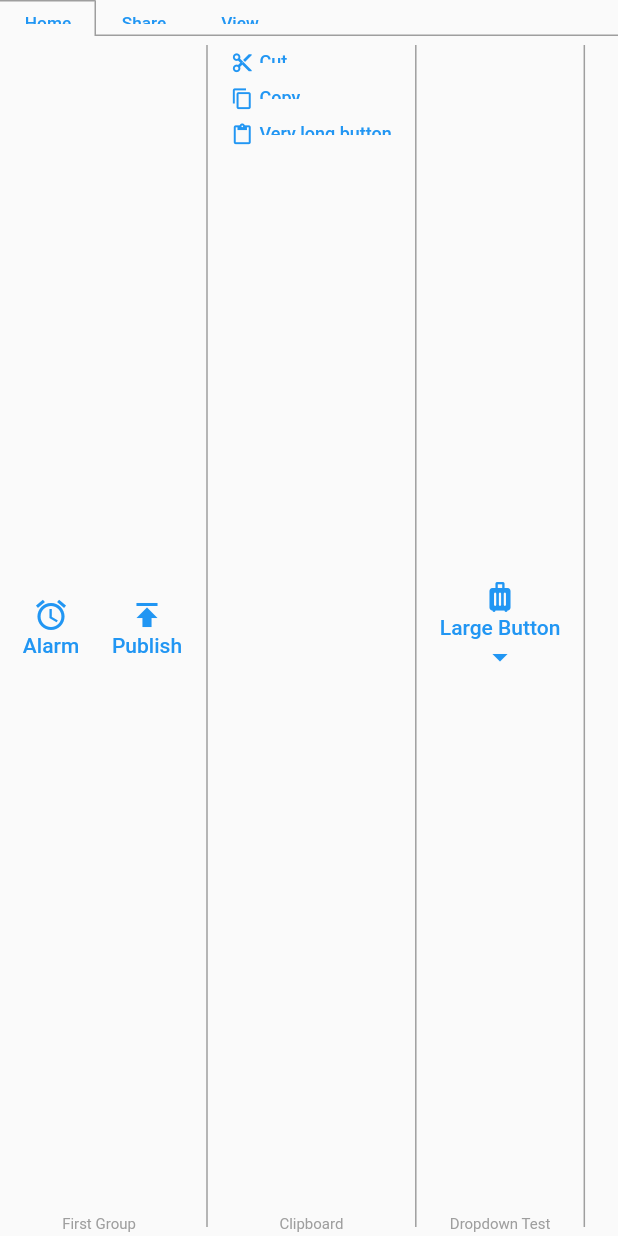
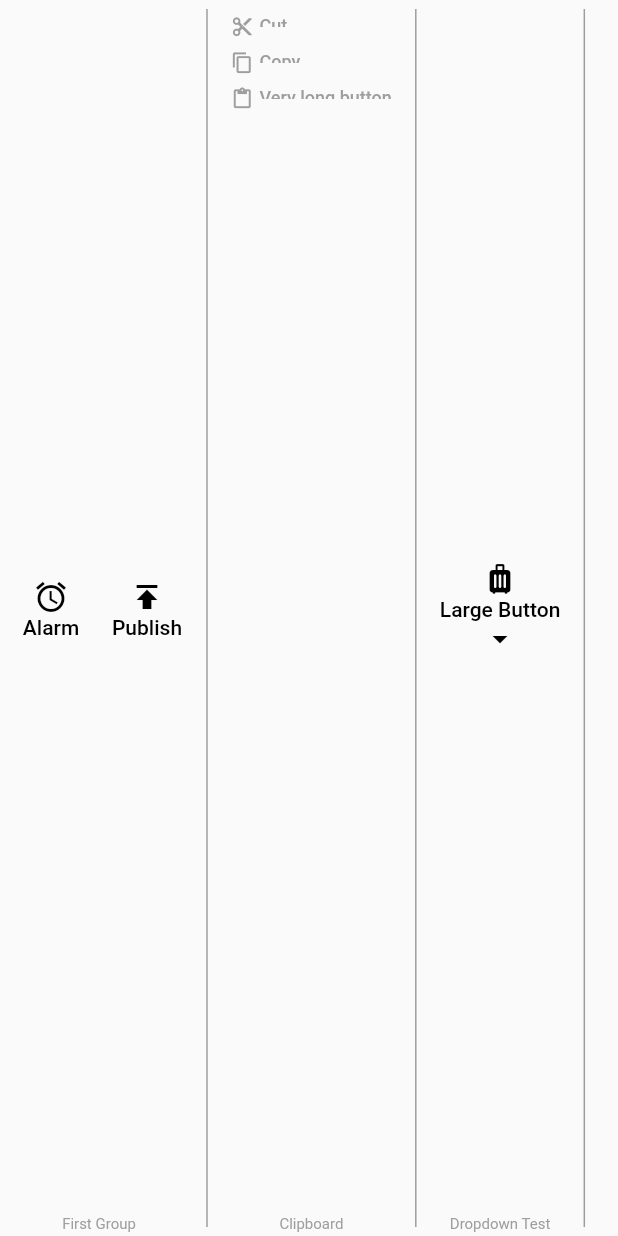
Before and after one commit to jctaoo/Flutter-Ribbon-Menu, a Flutter app: the RibbonMenu widget shown alone on an empty page, opened directly, on a phone screen of 412 x 824 dp. Run offline on Flutter 3.47's test engine with Material 2 defaults, Android fonts, the phone set to English and light mode, and no system bars; missing offline and left inert: bitsdojo_window.

Commit message:
Extended readme and started implementation of word style ribbon menu

```diff
--- a/example/lib/mainview.dart
+++ b/example/lib/mainview.dart
@@ -1,8 +1,9 @@
 import 'package:flutter/cupertino.dart';
 import 'package:flutter/material.dart';
 
-const backgroudStartColor = Color(0xFFFFD500);
-const backgroundEndColor = Color(0xFFF6A00C);
+const kBackgroudStartColor = Color.fromARGB(255, 255, 255, 255);
+const kBackgroundEndColor = Color.fromARGB(255, 194, 194, 194);
+const kRibbonColor = Color.fromARGB(255, 43, 87, 154);
 
 class MainView extends StatelessWidget {
   const MainView({Key? key}) : super(key: key);
--- a/example/pubspec.yaml
+++ b/example/pubspec.yaml
@@ -61,9 +61,8 @@ flutter:
   uses-material-design: true
 
   # To add assets to your application, add an assets section, like this:
-  # assets:
-  #   - images/a_dot_burr.jpeg
-  #   - images/a_dot_ham.jpeg
+  assets:
+    - assets/geometric-shapes-alpha.png
 
   # An image asset can refer to one or more resolution-specific "variants", see
   # https://flutter.dev/assets-and-images/#resolution-aware.
--- a/lib/ribbon-menu.dart
+++ b/lib/ribbon-menu.dart
@@ -14,11 +14,17 @@ class RibbonMenu extends StatelessWidget {
 
   @override
   Widget build(BuildContext context) {
-    return Column(
+    return Theme(
+      data: Theme.of(context).copyWith(textButtonTheme: TextButtonThemeData(
+          style: ButtonStyle(
+              foregroundColor: MaterialStateProperty.resolveWith((states) {
+        if (states.contains(MaterialState.disabled)) {
+          return Colors.grey;
+        }
+        return Colors.black;
+      })))),
+      child: Column(
         children: [
-        RibbonTabBar(
-            tabTitles: const ["Home", "Share", "View"],
-            ribbonTabController: controller),
           Expanded(
             child: RibbonTabView(
               controller: controller,
@@ -27,7 +33,8 @@ class RibbonMenu extends StatelessWidget {
                   const RibbonGroup(
                     groupTitle: "First Group",
                     children: [
-                    LargeRibbonButton(label: "Alarm", icon: Icon(Icons.alarm)),
+                      LargeRibbonButton(
+                          label: "Alarm", icon: Icon(Icons.alarm)),
                       LargeRibbonButton(
                           label: "Publish", icon: Icon(Icons.publish))
                     ],
@@ -56,7 +63,8 @@ class RibbonMenu extends StatelessWidget {
                           children: const [
                             SmallRibbonButton(
                                 label: "Item 1", icon: Icons.kayaking),
-                          SmallRibbonButton(label: "Item 2", icon: Icons.sports)
+                            SmallRibbonButton(
+                                label: "Item 2", icon: Icons.sports)
                           ],
                         )),
                   ])
@@ -71,6 +79,7 @@ class RibbonMenu extends StatelessWidget {
             ),
           )
         ],
+      ),
     );
   }
 }
--- a/lib/ribbon_button.dart
+++ b/lib/ribbon_button.dart
@@ -34,11 +34,13 @@ class SmallRibbonButton extends StatelessWidget {
   final String label;
   final IconData icon;
   final bool isDropDown;
+  final Function()? onPressed;
 
   const SmallRibbonButton(
       {Key? key,
       required this.label,
       required this.icon,
+      this.onPressed,
       this.isDropDown = false})
       : super(key: key);
 
@@ -47,7 +49,7 @@ class SmallRibbonButton extends StatelessWidget {
     return SizedBox(
       height: 24.0,
       child: TextButton(
-        onPressed: () {},
+        onPressed: onPressed,
         child: Row(
           mainAxisAlignment: MainAxisAlignment.start,
           children: [
--- a/lib/ribbon_menu_tab_button.dart
+++ b/lib/ribbon_menu_tab_button.dart
@@ -16,17 +16,18 @@ class RibbonMenuTabButton extends StatelessWidget {
 
   @override
   Widget build(BuildContext context) {
-    return DecoratedBox(
-      decoration: BoxDecoration(border: buildBorder()),
-      child: SizedBox(
-        height: 24.0,
-        child: TextButton(
-          child: Text(
-            text,
-            style: const TextStyle(fontSize: 11.5),
-          ),
-          onPressed: onPressed,
+    return Container(
+      height: 32,
+      decoration: BoxDecoration(
+          border: buildBorder(),
+          color: isSelected ? Colors.white : Colors.transparent),
+      child: TextButton(
+        child: Text(
+          text,
+          style: TextStyle(
+              fontSize: 12, color: isSelected ? Colors.black : Colors.white),
         ),
+        onPressed: onPressed,
       ),
     );
   }
@@ -35,12 +36,16 @@ class RibbonMenuTabButton extends StatelessWidget {
     if (isSelected) {
       return Border(
           left: isFirst
-              ? BorderSide.none
+              ? const BorderSide(color: Colors.transparent, width: 1)
               : const BorderSide(color: Colors.grey, width: 1),
           top: const BorderSide(color: Colors.grey, width: 1),
           right: const BorderSide(color: Colors.grey, width: 1));
     } else {
-      return const Border(bottom: BorderSide(color: Colors.grey, width: 1));
+      return const Border(
+          bottom: BorderSide(color: Colors.grey, width: 1),
+          left: BorderSide(color: Colors.transparent, width: 1),
+          top: BorderSide(color: Colors.transparent, width: 1),
+          right: BorderSide(color: Colors.transparent, width: 1));
     }
   }
 }
--- a/lib/ribbon_tab_bar.dart
+++ b/lib/ribbon_tab_bar.dart
@@ -51,10 +51,8 @@ class _RibbonTabBarState extends State<RibbonTabBar> {
 
   @override
   Widget build(BuildContext context) {
-    return IntrinsicHeight(
-      child: Row(
-        children: _buildTabItems(),
-      ),
+    return Row(
+      children: _buildTabItems(),
     );
   }
 }
```
Also changed, not shown: example/lib/custom_titlebarbox.dart (deleted, +0 -68 lines), example/lib/main.dart (+4 -3 lines), example/lib/word_ribbon_tab_view.dart (added, +65 -0 lines), example/lib/word_style_titlebar.dart (added, +110 -0 lines), example/assets/geometric-shapes-alpha.png (added), 3 other files. Lines whose indentation alone changed are shown as unchanged.
